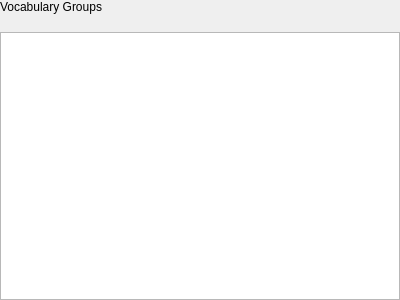
First picture: the form in Forms/VocabularyGroupsWidget.ui, repository iatanasov77/qvocabulary, before the edit.
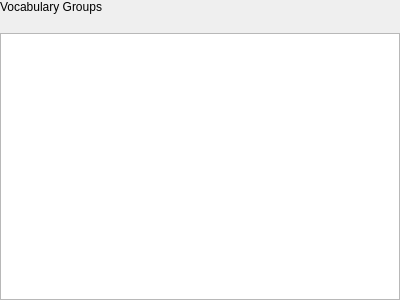
Second picture: the form after the edit.

The edit to the form file:
```diff
--- a/Forms/VocabularyGroupsWidget.ui
+++ b/Forms/VocabularyGroupsWidget.ui
@@ -15,7 +15,7 @@
   </property>
   <layout class="QVBoxLayout" name="verticalLayout">
    <property name="spacing">
-    <number>18</number>
+    <number>19</number>
    </property>
    <property name="leftMargin">
     <number>0</number>
```
